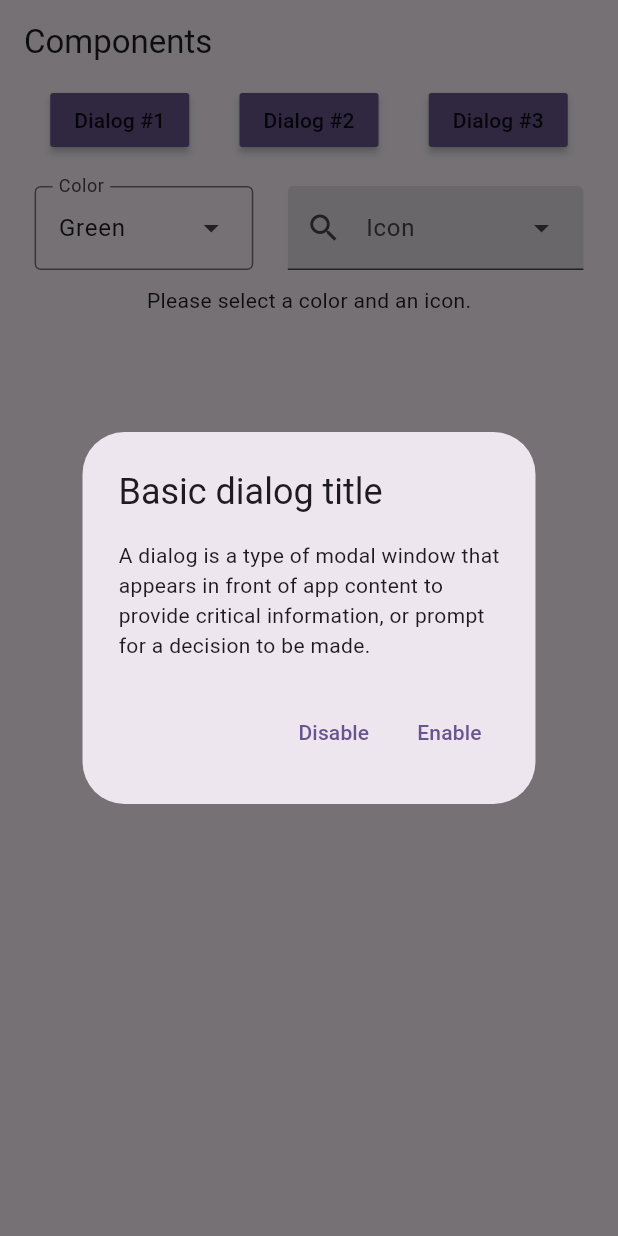
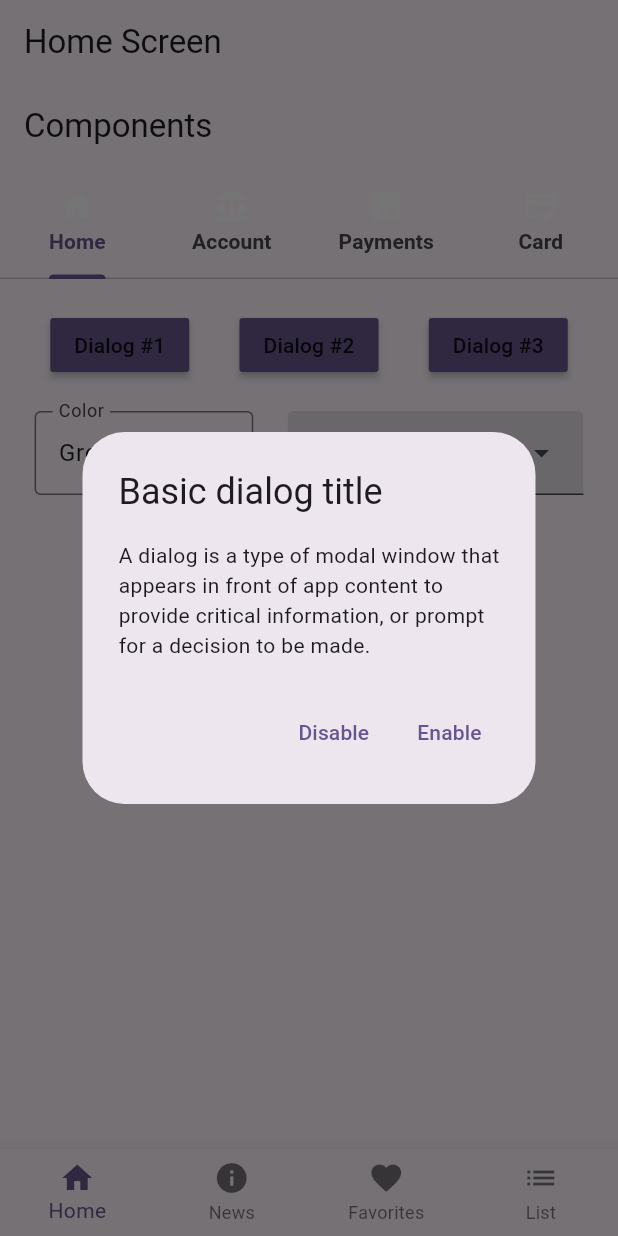
Before and after one commit to Tona-Mangobyte/flutter-fundamentals, a Flutter app: the screen it shows after launch, after a tap on "Dialog #1", on a phone screen of 412 x 824 dp. Run offline on Flutter 3.47's test engine with Material 3 defaults, Android fonts, the phone set to English and light mode, and no system bars; our stand-ins replace sqflite; accounts and stored records are empty.

Commit message:
make simple

```diff
--- a/simple_components/lib/screens/home_screen.dart
+++ b/simple_components/lib/screens/home_screen.dart
@@ -1,4 +1,6 @@
 import 'package:flutter/material.dart';
+
+import '../widgets/simple_components.dart';
 
 class HomeScreen extends StatefulWidget {
   const HomeScreen({super.key});
@@ -9,192 +11,40 @@ class HomeScreen extends StatefulWidget {
 
 class _HomeScreenState extends State<HomeScreen> {
 
-  final TextEditingController colorController = TextEditingController();
-  final TextEditingController iconController = TextEditingController();
-  ColorLabel? selectedColor;
-  IconLabel? selectedIcon;
+  int _itemSelected = 0;
+
+  void _bottomBarNavigation(int index) {
+    setState(() {
+      _itemSelected = index;
+    });
+  }
+
+  late List<Widget> _navigationScreens = [
+    const SimpleComponents(),
+    const Center(child: Text('Page: News')),
+    const Center(child: Text('Demo: Favorites')),
+    const Center(child: Text('Demo: List')),
+  ];
 
   @override
   Widget build(BuildContext context) {
     return Scaffold(
       appBar: AppBar(
-        title: const Text("Components"),
+        title: Text("Home Screen"),
       ),
-      body: Column(
-        children: <Widget>[
-          Row(
-            mainAxisAlignment: MainAxisAlignment.spaceEvenly,
-            children: <Widget>[
-              MaterialButton(
-                color: Theme.of(context).colorScheme.primary,
-                onPressed: () => _buildShowDialog(context),
-                child: const Text("Dialog #1"),
-              ),
-              MaterialButton(
-                color: Theme.of(context).colorScheme.primary,
-                onPressed: () => _buildShowDialog(context),
-                child: const Text("Dialog #2"),
-              ),
-              MaterialButton(
-                color: Theme.of(context).colorScheme.primary,
-                onPressed: () => _buildShowDialog(context),
-                child: const Text("Dialog #3"),
-              )
-            ],
-          ),
-          const SizedBox(height: 20),
-          Row(
-            mainAxisAlignment: MainAxisAlignment.spaceEvenly,
-            children: <Widget>[
-              _buildDropdownMenuColor(),
-              _buildDropdownMenuIcon(),
-            ],
-          ),
-          const SizedBox(height: 10),
-          _buildDisplaySelected(),
-        ]
+      body: _navigationScreens[_itemSelected],
+      bottomNavigationBar: BottomNavigationBar(
+        currentIndex: _itemSelected,
+        onTap: _bottomBarNavigation,
+        type: BottomNavigationBarType.fixed,
+        items: const [
+          BottomNavigationBarItem(icon: Icon(Icons.home), label: 'Home'),
+          BottomNavigationBarItem(icon: Icon(Icons.info), label: 'News'),
+          BottomNavigationBarItem(
+              icon: Icon(Icons.favorite), label: 'Favorites'),
+          BottomNavigationBarItem(icon: Icon(Icons.list), label: 'List'),
+        ],
       ),
     );
   }
-
-  Widget _buildDropdownMenuColor() {
-    return DropdownMenu<ColorLabel>(
-      initialSelection: ColorLabel.green,
-      controller: colorController,
-      // requestFocusOnTap is enabled/disabled by platforms when it is null.
-      // On mobile platforms, this is false by default. Setting this to true will
-      // trigger focus request on the text field and virtual keyboard will appear
-      // afterward. On desktop platforms however, this defaults to true.
-      requestFocusOnTap: true,
-      label: const Text('Color'),
-      onSelected: (ColorLabel? color) {
-        setState(() {
-          selectedColor = color;
-        });
-      },
-      dropdownMenuEntries: ColorLabel.values
-          .map<DropdownMenuEntry<ColorLabel>>(
-              (ColorLabel color) {
-            return DropdownMenuEntry<ColorLabel>(
-              value: color,
-              label: color.label,
-              enabled: color.label != 'Grey',
-              style: MenuItemButton.styleFrom(
-                foregroundColor: color.color,
-              ),
-            );
-          }).toList(),
-    );
-  }
-  Widget _buildDropdownMenuIcon() {
-    return DropdownMenu<IconLabel>(
-      controller: iconController,
-      enableFilter: true,
-      requestFocusOnTap: true,
-      leadingIcon: const Icon(Icons.search),
-      label: const Text('Icon'),
-      inputDecorationTheme: const InputDecorationTheme(
-        filled: true,
-        contentPadding: EdgeInsets.symmetric(vertical: 5.0),
-      ),
-      onSelected: (IconLabel? icon) {
-        setState(() {
-          selectedIcon = icon;
-        });
-      },
-      dropdownMenuEntries:
-      IconLabel.values.map<DropdownMenuEntry<IconLabel>>(
-            (IconLabel icon) {
-          return DropdownMenuEntry<IconLabel>(
-            value: icon,
-            label: icon.label,
-            leadingIcon: Icon(icon.icon),
-          );
-        },
-      ).toList(),
-    );
-  }
-  Widget _buildDisplaySelected() {
-     if (selectedColor != null && selectedIcon != null) {
-       return Row(
-         mainAxisAlignment: MainAxisAlignment.center,
-         children: <Widget>[
-           Text(
-               'You selected a ${selectedColor?.label} ${selectedIcon?.label}'),
-           Padding(
-             padding: const EdgeInsets.symmetric(horizontal: 5),
-             child: Icon(
-               selectedIcon?.icon,
-               color: selectedColor?.color,
-             ),
-           )
-         ],
-       );
-     }
-    return const Text('Please select a color and an icon.');
-  }
-
-  Future<void> _buildShowDialog(BuildContext context) {
-    return showDialog<void>(
-      context: context,
-      builder: (BuildContext context) {
-        return AlertDialog(
-          title: const Text('Basic dialog title'),
-          content: const Text(
-            'A dialog is a type of modal window that\n'
-                'appears in front of app content to\n'
-                'provide critical information, or prompt\n'
-                'for a decision to be made.',
-          ),
-          actions: <Widget>[
-            TextButton(
-              style: TextButton.styleFrom(
-                textStyle: Theme.of(context).textTheme.labelLarge,
-              ),
-              child: const Text('Disable'),
-              onPressed: () {
-                Navigator.of(context).pop();
-              },
-            ),
-            TextButton(
-              style: TextButton.styleFrom(
-                textStyle: Theme.of(context).textTheme.labelLarge,
-              ),
-              child: const Text('Enable'),
-              onPressed: () {
-                Navigator.of(context).pop();
-              },
-            ),
-          ],
-        );
-      },
-    );
-  }
 }
-
-enum ColorLabel {
-  blue('Blue', Colors.blue),
-  pink('Pink', Colors.pink),
-  green('Green', Colors.green),
-  yellow('Orange', Colors.orange),
-  grey('Grey', Colors.grey);
-
-  const ColorLabel(this.label, this.color);
-  final String label;
-  final Color color;
-}
-
-// DropdownMenuEntry labels and values for the second dropdown menu.
-enum IconLabel {
-  smile('Smile', Icons.sentiment_satisfied_outlined),
-  cloud(
-    'Cloud',
-    Icons.cloud_outlined,
-  ),
-  brush('Brush', Icons.brush_outlined),
-  heart('Heart', Icons.favorite);
-
-  const IconLabel(this.label, this.icon);
-  final String label;
-  final IconData icon;
-}
--- /dev/null
+++ b/simple_components/lib/widgets/simple_components.dart
@@ -0,0 +1,282 @@
+import 'package:flutter/material.dart';
+
+class SimpleComponents extends StatefulWidget {
+  const SimpleComponents({Key? key}) : super(key: key);
+
+  @override
+  _SimpleComponentsState createState() => _SimpleComponentsState();
+}
+
+class _SimpleComponentsState extends State<SimpleComponents> {
+
+  final TextEditingController colorController = TextEditingController();
+  final TextEditingController iconController = TextEditingController();
+  ColorLabel? selectedColor;
+  IconLabel? selectedIcon;
+
+  late bool _isCheck = false;
+
+  @override
+  Widget build(BuildContext context) {
+    return _buildTabBar();
+  }
+
+  Widget _buildTabBar() {
+    return Scaffold(
+      backgroundColor: Colors.black,
+      body: DefaultTabController(
+          length: 4,
+          child: Scaffold(
+            appBar: AppBar(
+              title: const Text("Components"),
+              bottom: const TabBar(
+//               indicatorColor: Colors.black,
+                tabs: [
+                  Tab(
+                    icon: Icon(Icons.home, color: Colors.white),
+                    child: Text('Home',
+                        style: TextStyle(fontWeight: FontWeight.bold)),
+                  ),
+                  Tab(
+                    icon: Icon(Icons.account_balance, color: Colors.white),
+                    child: Text('Account',
+                        style: TextStyle(fontWeight: FontWeight.bold)),
+                  ),
+                  Tab(
+                    icon: Icon(Icons.calculate, color: Colors.white),
+                    child: Text('Payments',
+                        style: TextStyle(fontWeight: FontWeight.bold)),
+                  ),
+                  Tab(
+                    icon: Icon(Icons.credit_score, color: Colors.white),
+                    child: Text('Card',
+                        style: TextStyle(fontWeight: FontWeight.bold)),
+                  ),
+                ],
+              ),
+            ),
+            body: TabBarView(
+              children: [
+                _buildComponents(),
+                SizedBox(
+                  child: Center(
+                    child: Text('Account Page Tab 2'),
+                  ),
+                ),
+                SizedBox(
+                  child: Center(
+                    child: Text('Payments Page Tab 3'),
+                  ),
+                ),
+                SizedBox(
+                  child: Center(
+                    child: Text('Card Page Tab 4'),
+                  ),
+                ),
+              ],
+            ),
+          )
+      ),
+    );
+  }
+  Widget _buildComponents() {
+    return Column(
+        children: <Widget>[
+          SizedBox(height: 20),
+          Row(
+            mainAxisAlignment: MainAxisAlignment.spaceEvenly,
+            children: <Widget>[
+              MaterialButton(
+                color: Theme.of(context).colorScheme.primary,
+                onPressed: () => _buildShowDialog(context),
+                child: const Text("Dialog #1"),
+              ),
+              MaterialButton(
+                color: Theme.of(context).colorScheme.primary,
+                onPressed: () => _buildShowDialog(context),
+                child: const Text("Dialog #2"),
+              ),
+              MaterialButton(
+                color: Theme.of(context).colorScheme.primary,
+                onPressed: () => _buildShowDialog(context),
+                child: const Text("Dialog #3"),
+              )
+            ],
+          ),
+          const SizedBox(height: 20),
+          Row(
+            mainAxisAlignment: MainAxisAlignment.spaceEvenly,
+            children: <Widget>[
+              _buildDropdownMenuColor(),
+              _buildDropdownMenuIcon(),
+            ],
+          ),
+          const SizedBox(height: 10),
+          _buildDisplaySelected(),
+          const SizedBox(height: 20),
+          Row(
+            mainAxisAlignment: MainAxisAlignment.spaceEvenly,
+            children: <Widget>[
+              Checkbox(
+                  value: _isCheck,
+                  onChanged: (bool? value) {
+                    setState(() {
+                      _isCheck = value!;
+                    });
+                  }
+              ),
+              Checkbox(
+                  value: _isCheck,
+                  onChanged: (bool? value) {
+                    setState(() {
+                      _isCheck = value!;
+                    });
+                  }
+              )
+            ],
+          )
+        ]
+    );
+  }
+  Widget _buildDropdownMenuColor() {
+    return DropdownMenu<ColorLabel>(
+      initialSelection: ColorLabel.green,
+      controller: colorController,
+      // requestFocusOnTap is enabled/disabled by platforms when it is null.
+      // On mobile platforms, this is false by default. Setting this to true will
+      // trigger focus request on the text field and virtual keyboard will appear
+      // afterward. On desktop platforms however, this defaults to true.
+      requestFocusOnTap: true,
+      label: const Text('Color'),
+      onSelected: (ColorLabel? color) {
+        setState(() {
+          selectedColor = color;
+        });
+      },
+      dropdownMenuEntries: ColorLabel.values
+          .map<DropdownMenuEntry<ColorLabel>>(
+              (ColorLabel color) {
+            return DropdownMenuEntry<ColorLabel>(
+              value: color,
+              label: color.label,
+              enabled: color.label != 'Grey',
+              style: MenuItemButton.styleFrom(
+                foregroundColor: color.color,
+              ),
+            );
+          }).toList(),
+    );
+  }
+  Widget _buildDropdownMenuIcon() {
+    return DropdownMenu<IconLabel>(
+      controller: iconController,
+      enableFilter: true,
+      requestFocusOnTap: true,
+      leadingIcon: const Icon(Icons.search),
+      label: const Text('Icon'),
+      inputDecorationTheme: const InputDecorationTheme(
+        filled: true,
+        contentPadding: EdgeInsets.symmetric(vertical: 5.0),
+      ),
+      onSelected: (IconLabel? icon) {
+        setState(() {
+          selectedIcon = icon;
+        });
+      },
+      dropdownMenuEntries:
+      IconLabel.values.map<DropdownMenuEntry<IconLabel>>(
+            (IconLabel icon) {
+          return DropdownMenuEntry<IconLabel>(
+            value: icon,
+            label: icon.label,
+            leadingIcon: Icon(icon.icon),
+          );
+        },
+      ).toList(),
+    );
+  }
+  Widget _buildDisplaySelected() {
+    if (selectedColor != null && selectedIcon != null) {
+      return Row(
+        mainAxisAlignment: MainAxisAlignment.center,
+        children: <Widget>[
+          Text(
+              'You selected a ${selectedColor?.label} ${selectedIcon?.label}'),
+          Padding(
+            padding: const EdgeInsets.symmetric(horizontal: 5),
+            child: Icon(
+              selectedIcon?.icon,
+              color: selectedColor?.color,
+            ),
+          )
+        ],
+      );
+    }
+    return const Text('Please select a color and an icon.');
+  }
+
+  Future<void> _buildShowDialog(BuildContext context) {
+    return showDialog<void>(
+      context: context,
+      builder: (BuildContext context) {
+        return AlertDialog(
+          title: const Text('Basic dialog title'),
+          content: const Text(
+            'A dialog is a type of modal window that\n'
+                'appears in front of app content to\n'
+                'provide critical information, or prompt\n'
+                'for a decision to be made.',
+          ),
+          actions: <Widget>[
+            TextButton(
+              style: TextButton.styleFrom(
+                textStyle: Theme.of(context).textTheme.labelLarge,
+              ),
+              child: const Text('Disable'),
+              onPressed: () {
+                Navigator.of(context).pop();
+              },
+            ),
+            TextButton(
+              style: TextButton.styleFrom(
+                textStyle: Theme.of(context).textTheme.labelLarge,
+              ),
+              child: const Text('Enable'),
+              onPressed: () {
+                Navigator.of(context).pop();
+              },
+            ),
+          ],
+        );
+      },
+    );
+  }
+}
+
+
+enum ColorLabel {
+  blue('Blue', Colors.blue),
+  pink('Pink', Colors.pink),
+  green('Green', Colors.green),
+  yellow('Orange', Colors.orange),
+  grey('Grey', Colors.grey);
+
+  const ColorLabel(this.label, this.color);
+  final String label;
+  final Color color;
+}
+
+// DropdownMenuEntry labels and values for the second dropdown menu.
+enum IconLabel {
+  smile('Smile', Icons.sentiment_satisfied_outlined),
+  cloud(
+    'Cloud',
+    Icons.cloud_outlined,
+  ),
+  brush('Brush', Icons.brush_outlined),
+  heart('Heart', Icons.favorite);
+
+  const IconLabel(this.label, this.icon);
+  final String label;
+  final IconData icon;
+}
```
